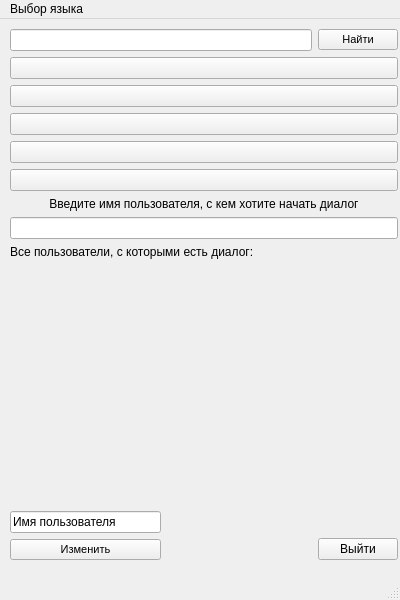
Old version of the form OverseasClient/client/mainwindow.ui in the repository mertismk/ChatWithForeigners.
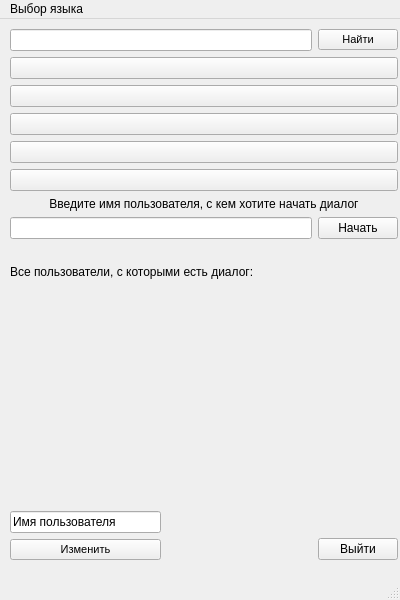
New version of the form.

Diff of the .ui file:
```diff
--- a/OverseasClient/client/mainwindow.ui
+++ b/OverseasClient/client/mainwindow.ui
@@ -104,10 +104,34 @@
         </widget>
        </item>
        <item>
-        <widget class="QLineEdit" name="lineEdit"/>
+        <layout class="QHBoxLayout" name="horizontalLayout">
+         <property name="bottomMargin">
+          <number>0</number>
+         </property>
+         <item>
+          <widget class="QLineEdit" name="dialog_lineEdit"/>
+         </item>
+         <item>
+          <widget class="QPushButton" name="dialog_pushButton">
+           <property name="text">
+            <string>Начать</string>
+           </property>
+          </widget>
+         </item>
+        </layout>
        </item>
       </layout>
      </item>
+     <item>
+      <widget class="QLabel" name="dialogMessageLabel">
+       <property name="text">
+        <string/>
+       </property>
+       <property name="alignment">
+        <set>Qt::AlignCenter</set>
+       </property>
+      </widget>
+     </item>
      <item>
       <widget class="QLabel" name="label">
        <property name="text">
```
